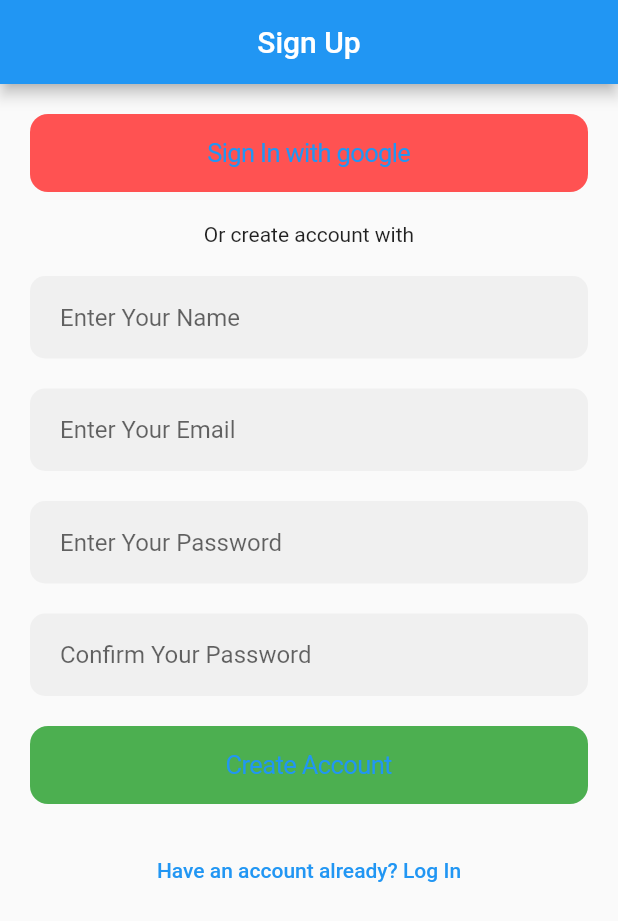
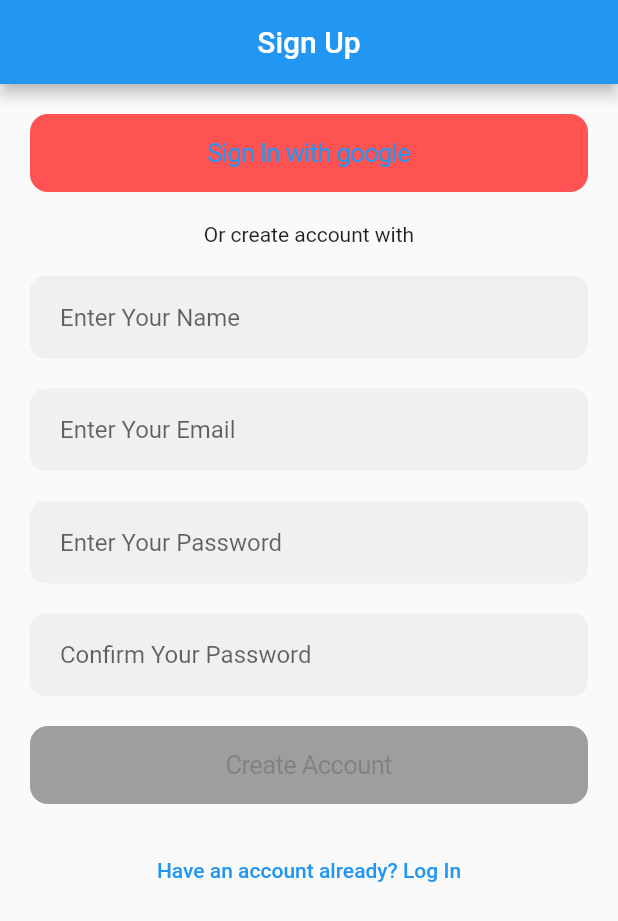
Before and after one commit to Creanick/todonick, a Flutter app: the screen it shows after launch, on a phone screen of 412 x 824 dp. Shown: the top 921 px of the screen. Run offline on Flutter 3.47's test engine with Material 2 defaults, Android fonts, the phone set to English and light mode, and no system bars; our stand-ins replace cloud_firestore, firebase_auth, firebase_storage, get_it, image_cropper, image_picker; accounts and stored records are empty.

Commit message:
implement auth screen sign up and sing in feature

```diff
--- a/lib/screens/auth_screen.dart
+++ b/lib/screens/auth_screen.dart
@@ -1,6 +1,7 @@
 import 'package:flutter/cupertino.dart';
 import "package:flutter/material.dart";
 import 'package:provider/provider.dart';
+import 'package:todonick/helpers/view_response.dart';
 import 'package:todonick/providers/auth_user_provider.dart';
 import 'package:todonick/providers/view_state_provider.dart';
 import 'package:todonick/screens/splash_screen.dart';
@@ -24,12 +25,44 @@ class AuthScreen extends StatefulWidget {
 }
 
 class _AuthScreenState extends State<AuthScreen> {
+  TextEditingController _nameController;
+  TextEditingController _emailController;
+  TextEditingController _passwordController;
+  TextEditingController _confirmPasswordController;
+  GlobalKey<FormState> _formKey = GlobalKey<FormState>();
   bool isLoginView = false;
+  bool isFormValid = false;
+
+  @override
+  void initState() {
+    _nameController = TextEditingController();
+    _emailController = TextEditingController();
+    _passwordController = TextEditingController();
+    _confirmPasswordController = TextEditingController();
+    super.initState();
+  }
+
+  @override
+  void dispose() {
+    _nameController.dispose();
+    _emailController.dispose();
+    _passwordController.dispose();
+    _confirmPasswordController.dispose();
+
+    super.dispose();
+  }
+
+  void validate() {
+    setState(() {
+      isFormValid = _formKey.currentState.validate();
+    });
+  }
+
   @override
   Widget build(BuildContext context) {
-    final email = "manickwar@gmail.com";
-    final password = "mancik343";
-    final name = "manicklal";
+    // final email = "manickwar@gmail.com";
+    // final password = "mancik343";
+    // final name = "manicklal";
     final AuthUserProvider authUserProvider =
         Provider.of<AuthUserProvider>(context);
     return authUserProvider.state == ViewState.initialLoading
@@ -65,21 +98,44 @@ class _AuthScreenState extends State<AuthScreen> {
                           SizedBox(
                             height: 20,
                           ),
+                        ],
+                      ),
+                    Form(
+                      onChanged: validate,
+                      key: _formKey,
+                      child: Column(
+                        children: <Widget>[
+                          if (!isLoginView)
                             TextFormField(
+                                validator: (name) => name.isEmpty
+                                    ? "Name should not be empty"
+                                    : null,
+                                controller: _nameController,
                                 decoration: inputStyle.copyWith(
                                     hintText: "Enter Your Name")),
-                          SizedBox(
-                            height: 20,
-                          ),
-                        ],
-                      ),
-                    TextFormField(
-                        decoration:
-                            inputStyle.copyWith(hintText: "Enter Your Email")),
+                          if (!isLoginView)
                             SizedBox(
                               height: 20,
                             ),
                           TextFormField(
+                              validator: (email) {
+                                var emailRegxp = RegExp(
+                                    r"^[a-zA-Z0-9.!#$%&'*+/=?^_`{|}~-]+@[a-zA-Z0-9](?:[a-zA-Z0-9-]{0,253}[a-zA-Z0-9])?(?:\.[a-zA-Z0-9](?:[a-zA-Z0-9-]{0,253}[a-zA-Z0-9])?)*$");
+                                bool isEmailValid = emailRegxp.hasMatch(email);
+                                return isEmailValid ? null : "Email is invalid";
+                              },
+                              controller: _emailController,
+                              decoration: inputStyle.copyWith(
+                                  hintText: "Enter Your Email")),
+                          SizedBox(
+                            height: 20,
+                          ),
+                          TextFormField(
+                              obscureText: true,
+                              validator: (password) => password.length < 6
+                                  ? "Password atleast 6 char long"
+                                  : null,
+                              controller: _passwordController,
                               decoration: inputStyle.copyWith(
                                   hintText: "Enter Your Password")),
                           SizedBox(
@@ -87,19 +143,58 @@ class _AuthScreenState extends State<AuthScreen> {
                           ),
                           if (!isLoginView)
                             TextFormField(
+                                obscureText: true,
+                                validator: (againPassword) =>
+                                    againPassword == _passwordController.text
+                                        ? null
+                                        : "Password not matched",
+                                controller: _confirmPasswordController,
                                 decoration: inputStyle.copyWith(
                                     hintText: "Confirm Your Password")),
                           if (!isLoginView)
                             SizedBox(
                               height: 20,
                             ),
+                        ],
+                      ),
+                    ),
                     SizedBox(
                       width: double.infinity,
-                      child: CupertinoButton(
-                        child: Text(isLoginView ? "Log In " : "Create Account"),
+                      child: Builder(builder: (ctx) {
+                        return CupertinoButton(
+                          child: authUserProvider.state == ViewState.loading
+                              ? Text("Loading")
+                              : Text(
+                                  isLoginView ? "Log In " : "Create Account"),
                           color: Colors.green,
-                        onPressed: () {},
-                      ),
+                          disabledColor: Colors.grey,
+                          onPressed: isFormValid &&
+                                  authUserProvider.state == ViewState.idle
+                              ? () async {
+                                  if (!isFormValid) return;
+                                  final email = _emailController.text;
+                                  final name = _nameController.text;
+                                  final password = _passwordController.text;
+                                  ViewResponse response;
+                                  if (isLoginView) {
+                                    response =
+                                        await authUserProvider.signInUser(
+                                            email: email, password: password);
+                                  } else {
+                                    response =
+                                        await authUserProvider.signUpUser(
+                                            email: email,
+                                            password: password,
+                                            name: name);
+                                  }
+                                  if (response.error) {
+                                    Scaffold.of(ctx).showSnackBar(SnackBar(
+                                        content: Text(response.message)));
+                                  }
+                                }
+                              : null,
+                        );
+                      }),
                     ),
                     SizedBox(
                       height: 20,
```
Also changed, not shown: lib/services/auth_service.dart (+7 -0 lines). Lines whose indentation alone changed are shown as unchanged.
